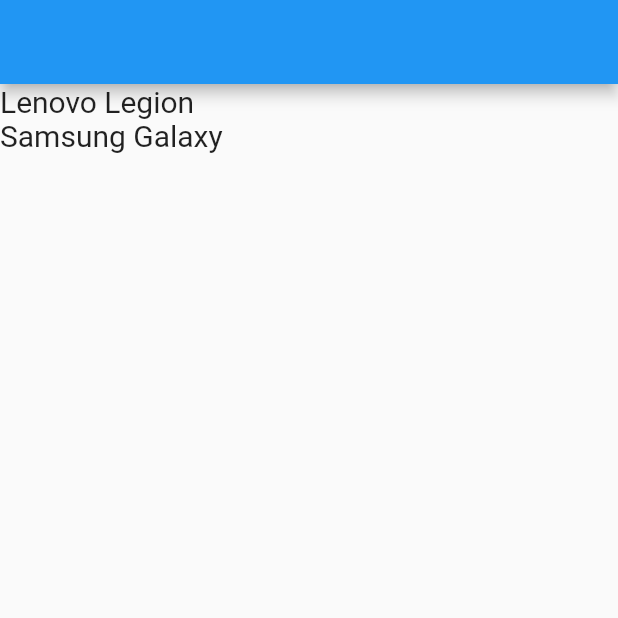
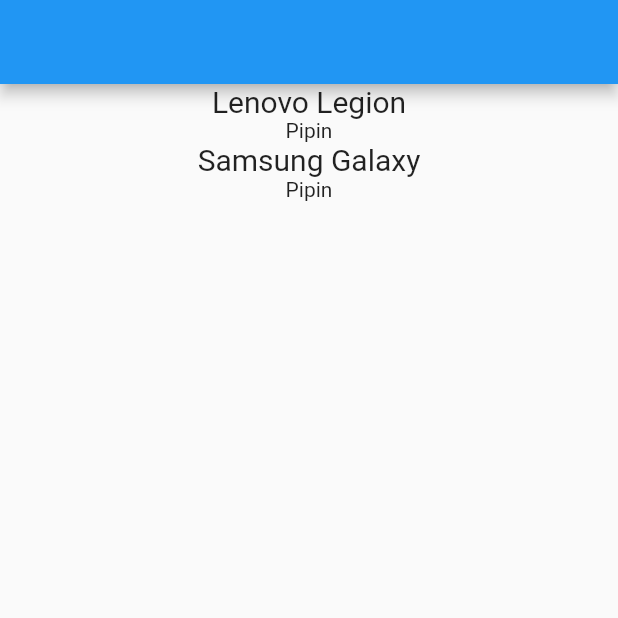
Before and after one commit to siopipin/mobile-frontend, a Flutter app: the screen it shows after launch, on a phone screen of 412 x 824 dp, the top half of it. Run offline on Flutter 3.47's test engine with Material 2 defaults, Android fonts, the phone set to English and light mode, and no system bars; our stand-ins replace carousel_slider, image_picker, webview_flutter; missing offline and left inert: dart:ffi, day_night_time_picker.

Commit message:
update dengan null check

```diff
--- a/lib/pertemuan11/p11_screen.dart
+++ b/lib/pertemuan11/p11_screen.dart
@@ -12,10 +12,11 @@ class P11ScreenState extends State<P11Screen> {
   void initState() {
     // TODO: implement initState
     initialData();
+    getNama();
     super.initState();
   }
 
-  String nama = "Willie";
+  String? nama;
 
   final tmp = {
     'data': [
@@ -48,6 +49,14 @@ class P11ScreenState extends State<P11Screen> {
     print(tmp['data']![0]['model']);
   }
 
+  getNama() {
+    Future.delayed(Duration(seconds: 5), () {
+      setState(() {
+        nama = "Pipin";
+      });
+    });
+  }
+
   @override
   Widget build(BuildContext context) {
     return Scaffold(
@@ -59,9 +68,14 @@ class P11ScreenState extends State<P11Screen> {
             itemCount: tmp['data']!.length,
             itemBuilder: (context, i) {
               var item = tmp['data']![i];
-              return Text(
-                item['model'].toString(),
-                style: TextStyle(fontSize: 20),
+              return Column(
+                children: [
+                  Text(
+                    item['model'].toString(),
+                    style: TextStyle(fontSize: 20),
+                  ),
+                  nama == null ? CircularProgressIndicator() : Text(nama!)
+                ],
               );
             }),
       )),
```
